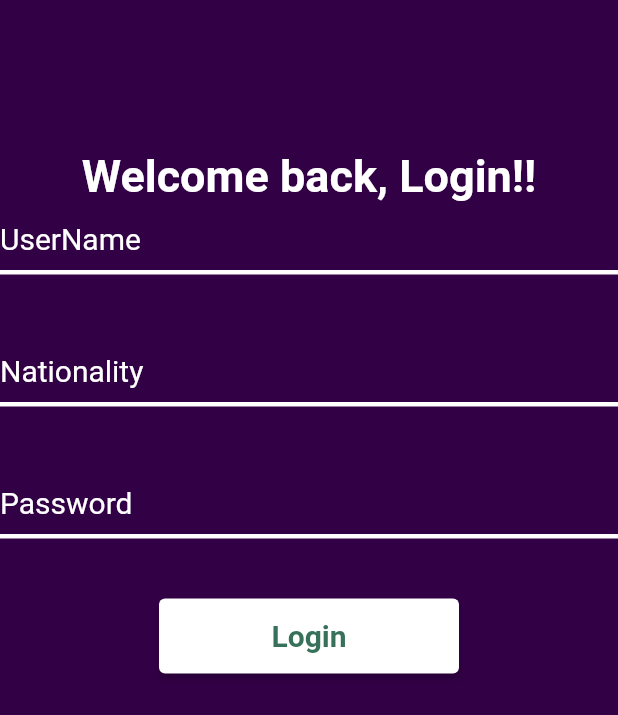
After one commit to Francoise02/sdg_goals, a Flutter app: the screen it shows after launch, on a phone screen of 412 x 824 dp. The commit adds this screen. Shown: the top 715 px of the screen. Run offline on Flutter 3.47's test engine with Material 2 defaults, Android fonts, the phone set to English and light mode, and no system bars.

Commit message:
added the nationality field and the splash image

```diff
--- /dev/null
+++ b/sdg_goals/lib/auth/SignUp.dart
@@ -0,0 +1,142 @@
+import 'package:flutter/material.dart';
+import 'login.dart';
+
+class SignUp extends StatefulWidget {
+  const SignUp({super.key});
+
+  @override
+  SignUpState createState() {
+    return SignUpState();
+  }
+}
+
+class SignUpState extends State<SignUp> {
+  // Create a global key that uniquely identifies the Form widget
+  // and allows validation of the form.
+  //
+  // Note: This is a `GlobalKey<FormState>`,
+  // not a GlobalKey<MyCustomFormState>.
+
+  final _formKey = GlobalKey<FormState>();
+
+  // some stuff for controlling the input fields
+  TextEditingController nameController = TextEditingController();
+  TextEditingController passwordController = TextEditingController();
+  @override
+  Widget build(BuildContext context) {
+    double height = MediaQuery.of(context).size.height;
+    double width = MediaQuery.of(context).size.width;
+    // now build the Form widget using the _formKet created above
+    return MaterialApp(
+      title: 'Flutter Demo',
+      debugShowCheckedModeBanner: false,
+      home: Scaffold(
+        body: Container(
+            color: const Color.fromRGBO(50, 0, 69, 1),
+            width: width,
+            height: height,
+            child: Container(
+              margin: const EdgeInsets.fromLTRB(0, 100, 0, 20),
+              child: Form(
+                key: _formKey,
+                child: Column(
+                  children: <Widget>[
+                    const Text("Welcome back, Login!!",
+                        style: TextStyle(
+                            fontSize: 30,
+                            fontWeight: FontWeight.bold,
+                            color: Colors.white)),
+                    TextFormField(
+                      style: const TextStyle(fontSize: 20, color: Colors.white),
+                      decoration: const InputDecoration(
+                          hintText: "UserName",
+                          hintStyle:
+                              TextStyle(fontSize: 20, color: Colors.white),
+                          enabledBorder: UnderlineInputBorder(
+                              borderSide:
+                                  BorderSide(width: 3, color: Colors.white))),
+                      validator: (value) {
+                        if (value == null || value.isEmpty) {
+                          return 'Please Enter a UserName';
+                        }
+                        return null;
+                      },
+                    ),
+                    Container(
+                      margin: const EdgeInsets.fromLTRB(0, 40, 0, 0),
+                      child: TextFormField(
+                        style:
+                            const TextStyle(fontSize: 20, color: Colors.white),
+                        decoration: const InputDecoration(
+                            hintText: "Nationality",
+                            hintStyle:
+                                TextStyle(fontSize: 20, color: Colors.white),
+                            enabledBorder: UnderlineInputBorder(
+                                borderSide:
+                                    BorderSide(width: 3, color: Colors.white))),
+                        validator: (value) {
+                          if (value == null || value.isEmpty) {
+                            return 'Please Enter a Nationality';
+                          }
+                          return null;
+                        },
+                      ),
+                    ),
+                    Container(
+                      margin: const EdgeInsets.fromLTRB(0, 40, 0, 0),
+                      child: TextFormField(
+                        style:
+                            const TextStyle(fontSize: 20, color: Colors.white),
+                        decoration: const InputDecoration(
+                            hintText: "Password",
+                            hintStyle:
+                                TextStyle(fontSize: 20, color: Colors.white),
+                            enabledBorder: UnderlineInputBorder(
+                                borderSide:
+                                    BorderSide(width: 3, color: Colors.white))),
+                        validator: (value) {
+                          if (value == null || value.isEmpty) {
+                            return 'Please Enter a Password';
+                          }
+                          return null;
+                        },
+                      ),
+                    ),
+                    Container(
+                      margin: const EdgeInsets.fromLTRB(0, 40, 0, 0),
+                      child: ElevatedButton(
+                        onPressed: () {
+                          //validate returns true if the form is valid, or false otherwise
+                          // if (_formKey.currentState!.validate()) {
+                          //   ScaffoldMessenger.of(context).showSnackBar(
+                          //     const SnackBar(content: Text("Processing Data")),
+                          //   );
+                          // }
+
+                          Navigator.push(
+                            context,
+                            MaterialPageRoute(
+                              builder: (context) => const Login(),
+                            ),
+                          );
+                        },
+                        style: ElevatedButton.styleFrom(
+                            backgroundColor: Colors.white,
+                            minimumSize: const Size(200, 50)),
+                        child: const Text(
+                          "Login",
+                          style: TextStyle(
+                              fontSize: 20,
+                              fontWeight: FontWeight.bold,
+                              color: Color.fromRGBO(55, 113, 91, 1)),
+                        ),
+                      ),
+                    )
+                  ],
+                ),
+              ),
+            )),
+      ),
+    );
+  }
+}
```
Also changed, not shown: sdg_goals/lib/auth/login.dart (+112 -5 lines), sdg_goals/lib/splash.dart (+6 -5 lines), sdg_goals/pubspec.yaml (+5 -4 lines), sdg_goals/assets/image2.png (added), 3 other files.
